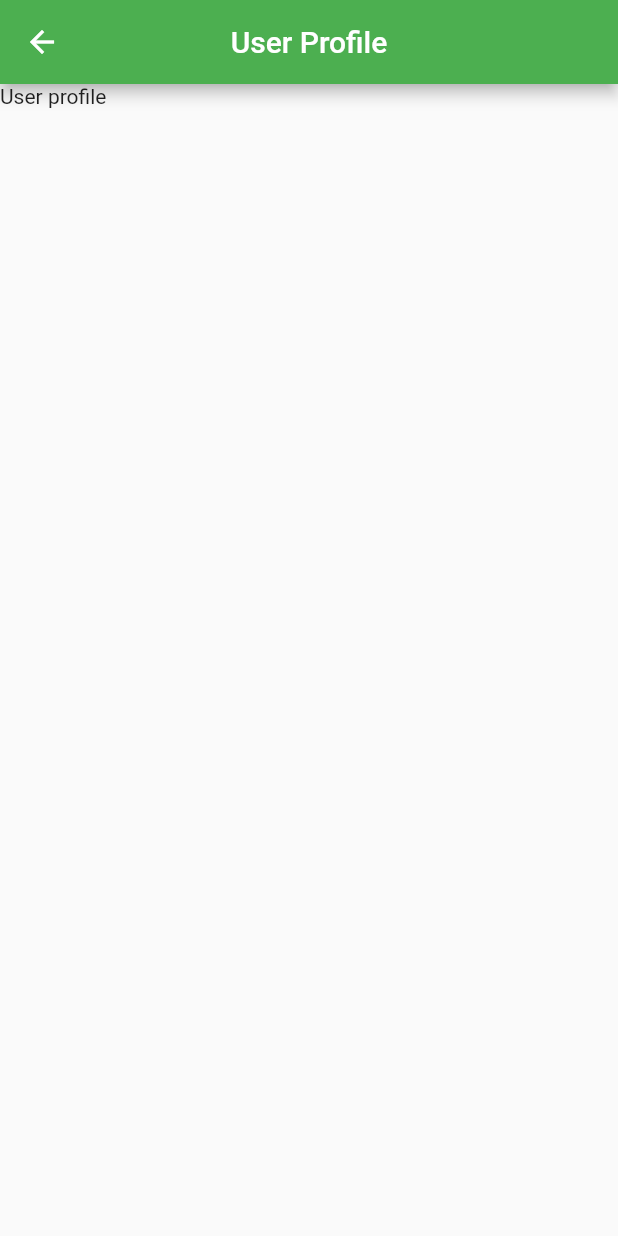
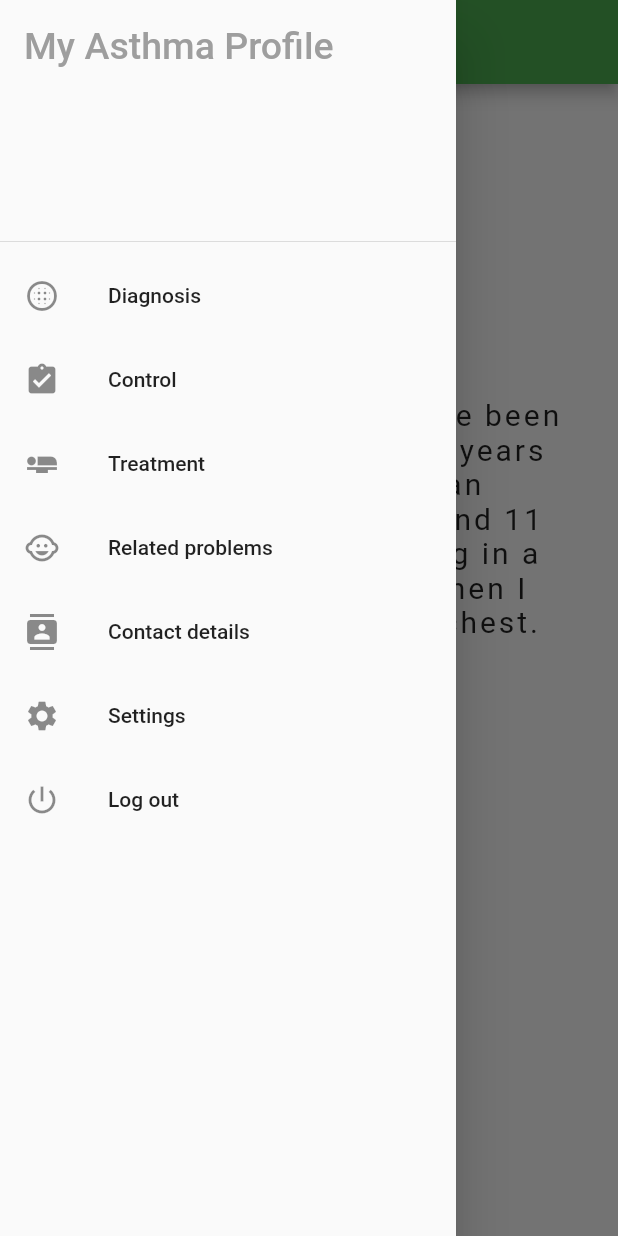
Before and after one commit to ShenLynn/CITS3200-project, a Flutter app: the Profile screen opened by its route, with the side drawer open (before the commit the screen has no drawer), on a phone screen of 412 x 824 dp. Run offline on Flutter 3.47's test engine with Material 2 defaults, Android fonts, the phone set to English and light mode, and no system bars.

Commit message:
feature: added navigation bar

```diff
--- a/asthma_app/lib/pages/profile.dart
+++ b/asthma_app/lib/pages/profile.dart
@@ -1,4 +1,5 @@
 import 'package:flutter/material.dart';
+import 'package:flutter/painting.dart';
 
 class Profile extends StatefulWidget {
   @override
@@ -6,15 +7,118 @@ class Profile extends StatefulWidget {
 }
 
 class _ProfileState extends State<Profile> {
+  final GlobalKey<ScaffoldState> _scaffoldKey = new GlobalKey<ScaffoldState>();
   @override
   Widget build(BuildContext context) {
     return Scaffold(
+      key: _scaffoldKey,
+      drawer:SideMenu(),
       appBar: AppBar(
         backgroundColor: Colors.green,
         title: Text("User Profile"),
         centerTitle: true,
-      ),
-        body: Text("User profile")
+        leading: new IconButton(
+          icon: new Icon(Icons.person),
+          onPressed: () => _scaffoldKey.currentState.openDrawer()),
+        ),
+        body: Padding(
+          padding: EdgeInsets.fromLTRB(30.0, 40.0, 30.0, 0.0),
+          child:Column(
+            crossAxisAlignment: CrossAxisAlignment.start,
+            children: <Widget>[
+              Center(
+                child:CircleAvatar(
+                  radius: 40.0,
+                ),
+              ),
+              Align(
+                alignment: Alignment.center,
+                child: Text(
+                   'Joe Bloggs',
+                    style: TextStyle(fontSize: 30.0),
+                 ),
+              ),
+              SizedBox(height: 20.0),
+              Text(
+                'About Me',
+                style: TextStyle(fontSize: 25.0, letterSpacing: 2.0, fontWeight: FontWeight.bold )
+              ),
+              SizedBox(height: 5.0),
+              Text(
+                'My name is Joe and I have been living with asthma for 10 years now. The first time I got an asthma attack I was around 11 years old, I was swimming in a lake with some friends when I felt this tightness in my chest. ',
+                style: TextStyle(fontSize: 20.0, letterSpacing: 2.0)
+              ),
+
+              SizedBox(height: 20.0),
+              Text(
+                  'Diagnosis',
+                  style: TextStyle(fontSize: 25.0, letterSpacing: 2.0, fontWeight: FontWeight.bold )
+              ),
+              SizedBox(height: 5.0),
+              Text(
+                  '',
+                  style: TextStyle(fontSize: 20.0, letterSpacing: 2.0)
+              )
+
+            ]
+          )
+        )
+        );
+
+  }
+}
+
+class SideMenu extends StatelessWidget {
+  @override
+  Widget build(BuildContext context) {
+    return Drawer(
+      child: ListView(
+        padding: EdgeInsets.zero,
+        children: <Widget>[
+          DrawerHeader(
+            child: Text(
+              'My Asthma Profile',
+              style: TextStyle(color: Colors.grey, fontSize: 25),
+            ),
+
+    ),
+            ListTile(
+              leading: Icon(Icons.blur_circular),
+              title: Text('Diagnosis'),
+              onTap: () => {},
+            ),
+            ListTile(
+              leading: Icon(Icons.assignment_turned_in),
+              title: Text('Control'),
+              onTap: () => {},
+            ),
+            ListTile(
+              leading: Icon(Icons.airline_seat_flat),
+              title: Text('Treatment'),
+              onTap: () => {},
+            ),
+            ListTile(
+              leading: Icon(Icons.child_care),
+              title: Text('Related problems'),
+              onTap: () => {},
+            ),
+            ListTile(
+              leading: Icon(Icons.contacts),
+              title: Text('Contact details'),
+              onTap: () => {},
+            ),
+            ListTile(
+              leading: Icon(Icons.settings),
+              title: Text('Settings'),
+              onTap: () => {},
+            ),
+            ListTile(
+              leading: Icon(Icons.power_settings_new),
+              title: Text('Log out'),
+              onTap: () => {},
+            ),
+        ]
+      )
     );
   }
 }
```
Also changed, not shown: asthma_app/pubspec.lock.
